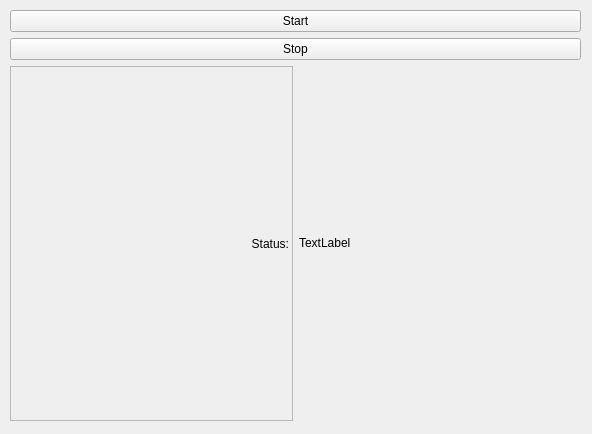
Old version of the form Gems/ScriptCanvas/Code/Editor/View/Windows/Tools/InterpreterWidget/InterpreterWidget.ui in the repository o3de/o3de.
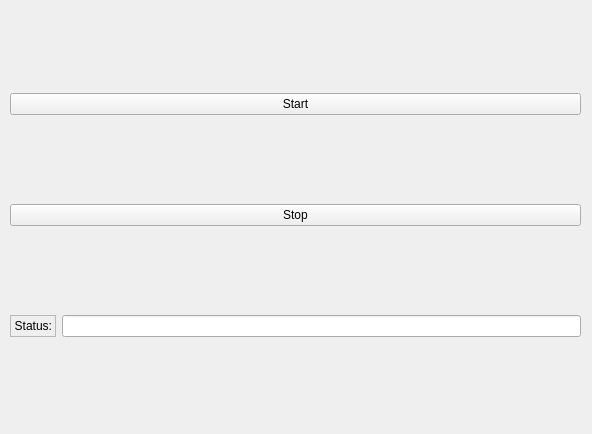
New version of the form.

Commit message: bug fixes WIP on interpreter communication with support systems

Diff of the .ui file:
```diff
--- a/Gems/ScriptCanvas/Code/Editor/View/Windows/Tools/InterpreterWidget/InterpreterWidget.ui
+++ b/Gems/ScriptCanvas/Code/Editor/View/Windows/Tools/InterpreterWidget/InterpreterWidget.ui
@@ -59,18 +59,9 @@
        </widget>
       </item>
       <item>
-       <widget class="QLabel" name="interpreterStatus">
-        <property name="layoutDirection">
-         <enum>Qt::LeftToRight</enum>
-        </property>
-        <property name="text">
-         <string>TextLabel</string>
-        </property>
-        <property name="textFormat">
-         <enum>Qt::RichText</enum>
-        </property>
-        <property name="alignment">
-         <set>Qt::AlignLeading|Qt::AlignLeft|Qt::AlignVCenter</set>
+       <widget class="QLineEdit" name="interpreterStatus">
+        <property name="readOnly">
+         <bool>true</bool>
         </property>
        </widget>
       </item>
```
The commit also changes 11 other files.
